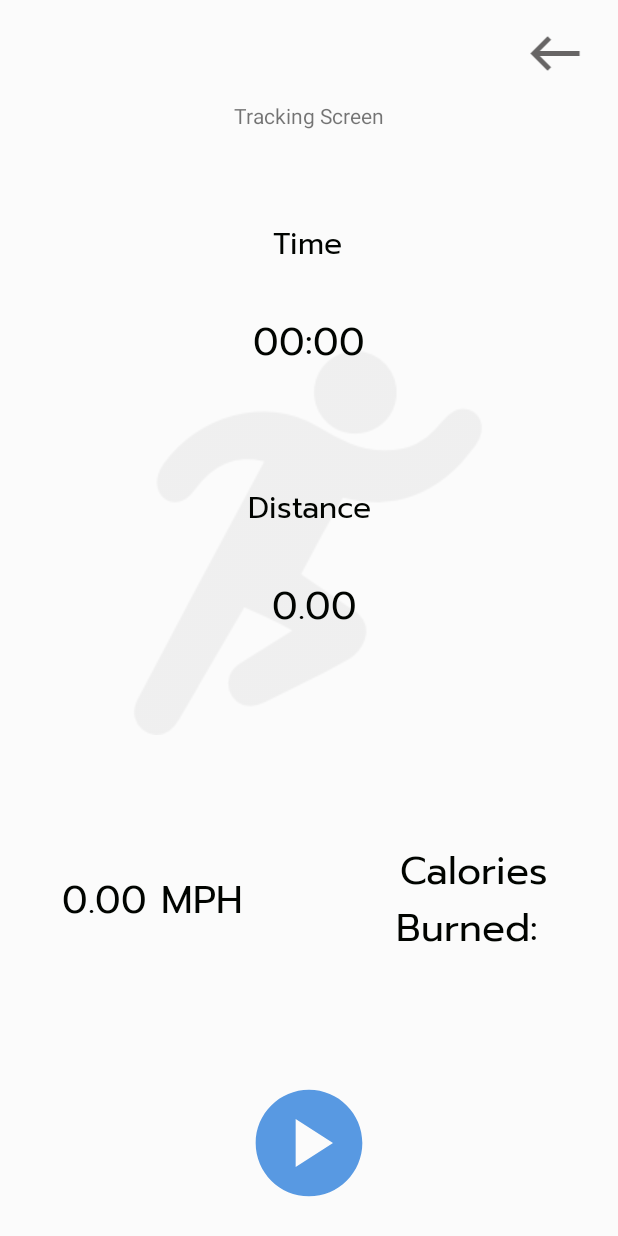
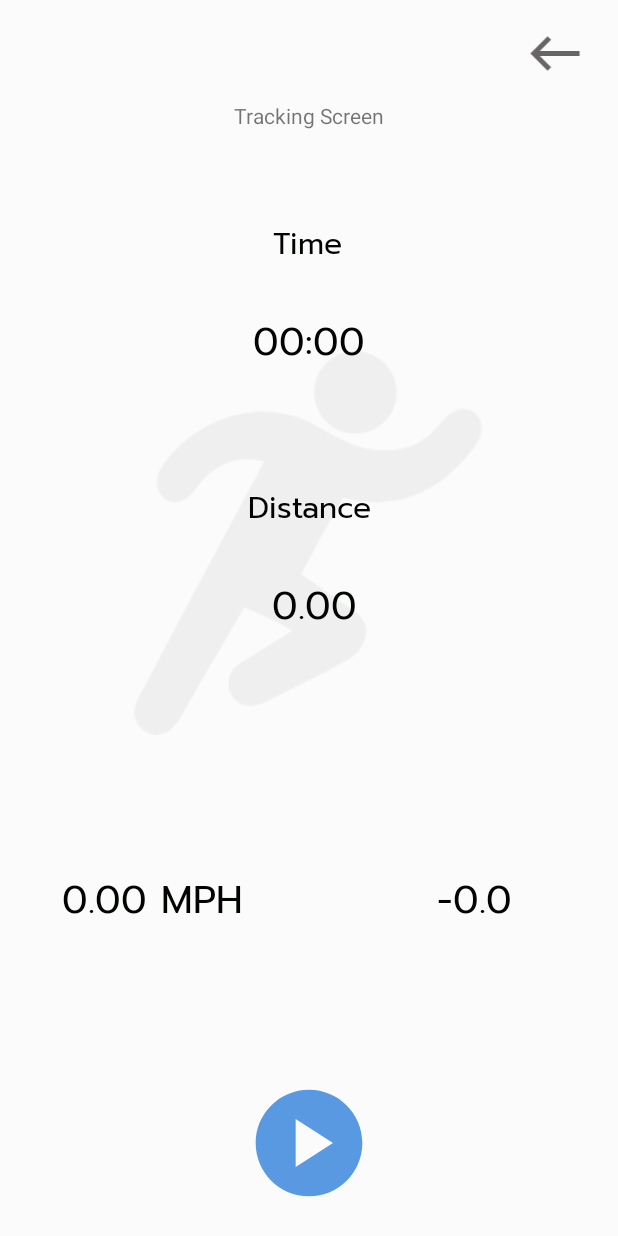
Before and after one commit to WingsofStars/TechSupport-Fitness_Application, an Android app: the trackingScreen screen opened directly, with no data from a screen before it, on a phone screen of 412 x 824 dp. Run offline under Robolectric (Android 15) with nearby library versions, the phone set to English and light mode, and no system bars; 3 statements that could not run were skipped.

Commit message:
Calories

```diff
--- a/app/src/main/java/delware/apps/techsupport_scampermobile/DistanceCalculator.java
+++ b/app/src/main/java/delware/apps/techsupport_scampermobile/DistanceCalculator.java
@@ -12,7 +12,7 @@ public class DistanceCalculator {
         double c = 2D * Math.atan2(Math.sqrt(a), Math.sqrt(1D - a));
         double d = _eQuatorialEarthRadius * c;
         //converts d to meters
-        return (double) (1000 * d);
+        return (1000 * d);
         //if you want to convert to miles and don't forget to refactor
         //return (int) (0.62137119 * d);
     }
--- a/app/src/main/java/delware/apps/techsupport_scampermobile/Screens/trackingScreen.java
+++ b/app/src/main/java/delware/apps/techsupport_scampermobile/Screens/trackingScreen.java
@@ -175,6 +175,7 @@ public class trackingScreen extends AppCompatActivity {
         };
 
         timetxt.setBase(SystemClock.elapsedRealtime());
+        caloriestxt.setText(String.valueOf(calorieCalculator.caloriesBurned()));
     }
 
 
```
